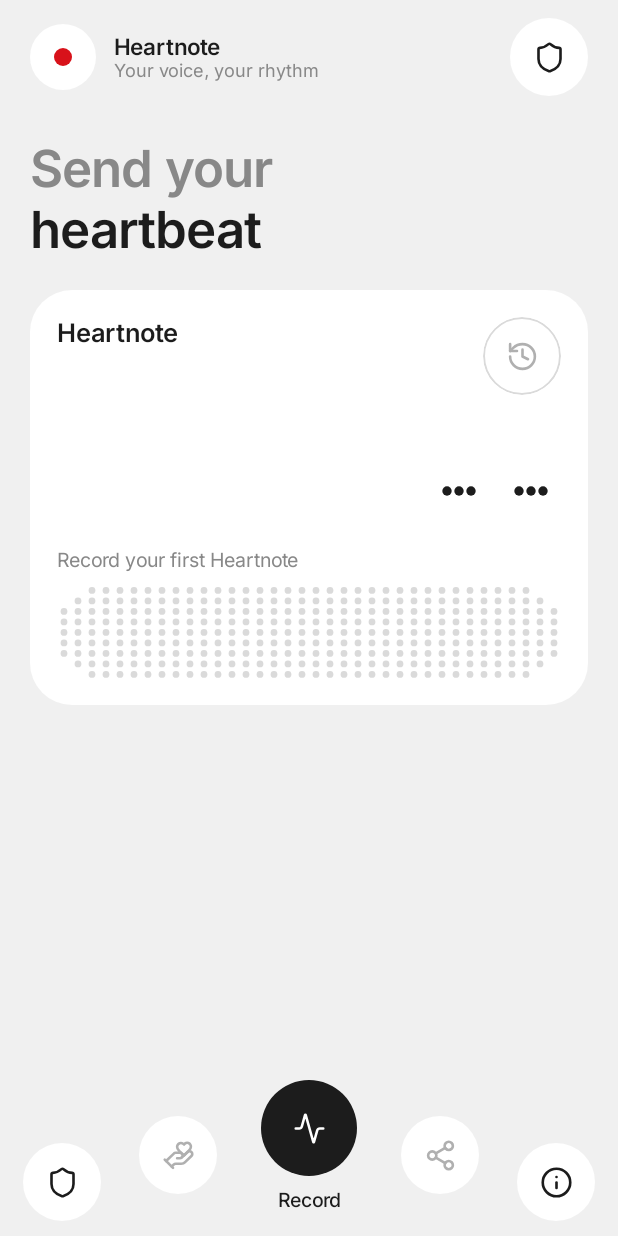
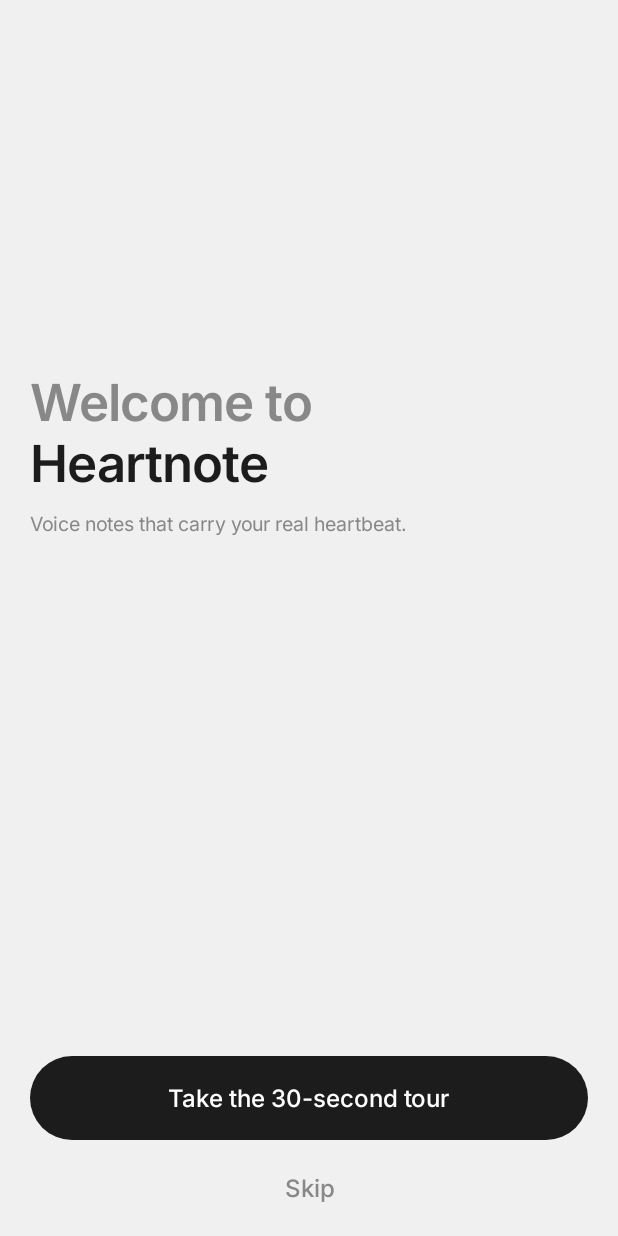
Before and after one commit to Dronzer2code/HeartNote, an Android app built with Jetpack Compose: the screen it shows after launch (MainActivity), after a tap on "I understand", on a phone screen of 412 x 824 dp. Run offline under Robolectric (Android 15) with nearby library versions, the phone set to English and light mode, and no system bars; libraries missing offline, so code that uses them is left out: com.presagetech.smartspectra; 5 statements that could not run were skipped.

Commit message:
Onboarding: WelcomeChoice, skippable tour, sample beat; stop auto-finishing notes
Removes the Library's unfinished-note recovery, which added notes without
asking. Adds WelcomeChoice and a 3-page tour with generated 70 BPM data,
Feel a sample beat (in-memory synth + haptics) and Replay tour.

Co-Authored-By: Claude Opus 5.5 <noreply@anthropic.com>

```diff
--- a/app/src/main/java/com/heartnote/app/data/Heartnote.kt
+++ b/app/src/main/java/com/heartnote/app/data/Heartnote.kt
@@ -26,7 +26,9 @@ data class SignalsFile(
     val breathing: List<CurvePoint> = emptyList(),
     val pulseRate: List<PulsePoint> = emptyList(),
     val smiles: List<SmileSegment> = emptyList(),
-    val raw: RawSignals,
+    val raw: RawSignals = RawSignals(),
+    /** Received notes only: display columns from the shared payload (no raw trace). */
+    val dotColumns: List<Float> = emptyList(),
 )
 
 @Serializable
--- a/app/src/main/java/com/heartnote/app/data/NoteRepository.kt
+++ b/app/src/main/java/com/heartnote/app/data/NoteRepository.kt
@@ -46,20 +46,6 @@ class NoteRepository(filesDir: File) {
             .mapNotNull { readMeta(it.name) }
             .sortedByDescending { it.createdAt }
 
-    /**
-     * Notes whose processing never finished (app killed during Processing, or
-     * the Failed screen was left): raw files are kept for retry (PROCESS_FLOW).
-     */
-    fun unfinished(): List<String> =
-        (notesRoot.listFiles() ?: emptyArray())
-            .filter {
-                it.isDirectory &&
-                    File(it, "voice.wav").exists() &&
-                    File(it, "signals.json").exists() &&
-                    !File(it, "heartnote.m4a").exists()
-            }
-            .map { it.name }
-
     fun rename(id: String, title: String): NoteMeta? {
         val meta = readMeta(id) ?: return null
         val renamed = meta.copy(title = title.trim().ifEmpty { meta.title })
--- a/app/src/main/java/com/heartnote/app/ui/library/LibraryViewModel.kt
+++ b/app/src/main/java/com/heartnote/app/ui/library/LibraryViewModel.kt
@@ -1,14 +1,10 @@
 package com.heartnote.app.ui.library
 
 import android.app.Application
-import android.util.Log
 import androidx.lifecycle.AndroidViewModel
-import com.heartnote.app.R
-import com.heartnote.app.data.NoteProcessor
 import androidx.lifecycle.viewModelScope
 import com.heartnote.app.data.NoteMeta
 import com.heartnote.app.data.NoteRepository
-import com.heartnote.app.signal.TimedValue
 import com.heartnote.app.ui.playback.DotChartData
 import java.io.File
 import kotlinx.coroutines.Dispatchers
@@ -27,7 +23,10 @@ data class LibraryUiState(
     val older: List<NoteMeta> get() = notes.drop(1)
 }
 
-/** F10: lists finished notes; the latest note's signal track feeds its dot chart. */
+/**
+ * F10: lists finished notes. Notes only ever appear because the user recorded
+ * or imported them (ONBOARDING.md R-O1: nothing is added without asking).
+ */
 class LibraryViewModel(application: Application) : AndroidViewModel(application) {
     private val repository = NoteRepository(application.filesDir)
     private val _uiState = MutableStateFlow(LibraryUiState())
@@ -37,13 +36,9 @@ class LibraryViewModel(application: Application) : AndroidViewModel(application)
     fun refresh() {
         viewModelScope.launch {
             val state = withContext(Dispatchers.IO) {
-                finishUnfinishedNotes()
                 val notes = repository.list()
                 val columns = notes.firstOrNull()?.let { latest ->
-                    runCatching {
-                        val signals = repository.readSignals(latest.id)
-                        DotChartData.library(signals.raw.bpTrace.map { TimedValue(it.tMs, it.v) }, signals.durationMs)
-                    }.getOrNull()
+                    runCatching { DotChartData.library(repository.readSignals(latest.id)) }.getOrNull()
                 }
                 LibraryUiState(loading = false, notes = notes, latestColumns = columns)
             }
@@ -52,26 +47,4 @@ class LibraryViewModel(application: Application) : AndroidViewModel(application)
     }
 
     fun audioFile(id: String): File = repository.audioFile(id)
-
-    /**
-     * Completes notes left with raw files only. The Library is never started
-     * while RecordScreen is processing, so this cannot race the live pipeline.
-     * One attempt per note per process, so a failing note cannot loop.
-     */
-    private suspend fun finishUnfinishedNotes() {
-        val processor = NoteProcessor(repository)
-        val title = getApplication<Application>().getString(R.string.default_note_title)
-        for (id in repository.unfinished()) {
-            if (!attempted.add(id)) continue
-            runCatching {
-                val createdAt = repository.readSignals(id).audioStartEpochMs
-                if (repository.readMeta(id) == null) processor.process(id, title, createdAt) else processor.render(id)
-            }.onFailure { Log.w(TAG, "could not finish note $id", it) }
-        }
-    }
-
-    companion object {
-        private const val TAG = "Heartnote"
-        private val attempted = java.util.Collections.synchronizedSet(HashSet<String>())
-    }
 }
--- a/app/src/main/java/com/heartnote/app/ui/nav/HeartnoteNavGraph.kt
+++ b/app/src/main/java/com/heartnote/app/ui/nav/HeartnoteNavGraph.kt
@@ -28,12 +28,17 @@ import com.heartnote.app.ui.onboarding.AboutSheet
 import com.heartnote.app.ui.onboarding.ConsentScreen
 import com.heartnote.app.ui.onboarding.ConsentStore
 import com.heartnote.app.ui.onboarding.PrivacySheet
+import com.heartnote.app.ui.onboarding.TourScreen
+import com.heartnote.app.ui.onboarding.WelcomeChoiceScreen
 import com.heartnote.app.ui.playback.PlaybackScreen
 import com.heartnote.app.ui.playback.PlaybackViewModel
 import com.heartnote.app.ui.record.RecordScreen
 
 object Routes {
     const val CONSENT = "consent"
+    const val WELCOME = "welcome"
+    const val TOUR = "tour?replay={replay}"
+    fun tour(replay: Boolean) = "tour?replay=$replay"
     const val LIBRARY = "library"
     const val RECORD = "record"
     const val PLAYBACK = "playback/{${PlaybackViewModel.NOTE_ID_ARG}}"
@@ -64,7 +69,17 @@ private val popExit: AnimatedContentTransitionScope<NavBackStackEntry>.() -> Exi
 fun HeartnoteNavGraph() {
     val nav = rememberNavController()
     val context = LocalContext.current
-    val start = remember { if (ConsentStore.isAccepted(context)) Routes.LIBRARY else Routes.CONSENT }
+    val start = remember {
+        when {
+            !ConsentStore.isAccepted(context) -> Routes.CONSENT
+            !ConsentStore.isTourCompleted(context) -> Routes.WELCOME
+            else -> Routes.LIBRARY
+        }
+    }
+    val toLibrary: () -> Unit = {
+        ConsentStore.completeTour(context)
+        nav.navigate(Routes.LIBRARY) { popUpTo(nav.graph.id) { inclusive = true } }
+    }
     var showPrivacy by rememberSaveable { mutableStateOf(false) }
     var showAbout by rememberSaveable { mutableStateOf(false) }
     val noteArg = listOf(navArgument(PlaybackViewModel.NOTE_ID_ARG) { type = NavType.StringType })
@@ -79,8 +94,19 @@ fun HeartnoteNavGraph() {
     ) {
         composable(Routes.CONSENT) {
             ConsentScreen(onAccepted = {
-                nav.navigate(Routes.LIBRARY) { popUpTo(Routes.CONSENT) { inclusive = true } }
+                val next = if (ConsentStore.isTourCompleted(context)) Routes.LIBRARY else Routes.WELCOME
+                nav.navigate(next) { popUpTo(Routes.CONSENT) { inclusive = true } }
             })
+        }
+        composable(Routes.WELCOME) {
+            WelcomeChoiceScreen(onTour = { nav.navigate(Routes.tour(replay = false)) }, onSkip = toLibrary)
+        }
+        composable(
+            Routes.TOUR,
+            arguments = listOf(navArgument("replay") { type = NavType.BoolType; defaultValue = false }),
+        ) { entry ->
+            val replay = entry.arguments?.getBoolean("replay") == true
+            TourScreen(onFinish = { if (replay) nav.popBackStack() else toLibrary() })
         }
         composable(Routes.LIBRARY) {
             LibraryScreen(
@@ -110,5 +136,13 @@ fun HeartnoteNavGraph() {
     }
 
     if (showPrivacy) PrivacySheet(onDismiss = { showPrivacy = false })
-    if (showAbout) AboutSheet(onDismiss = { showAbout = false })
+    if (showAbout) {
+        AboutSheet(
+            onDismiss = { showAbout = false },
+            onReplayTour = {
+                showAbout = false
+                nav.navigate(Routes.tour(replay = true))
+            },
+        )
+    }
 }
--- a/app/src/main/java/com/heartnote/app/ui/onboarding/ConsentScreen.kt
+++ b/app/src/main/java/com/heartnote/app/ui/onboarding/ConsentScreen.kt
@@ -46,16 +46,28 @@ import com.heartnote.app.ui.theme.HnColors
 import com.heartnote.app.ui.theme.HnDims
 import com.heartnote.app.ui.theme.HnType
 
-/** F1 consent flag; the camera/mic permission request happens only after it is set. */
+/**
+ * F1 consent flag (the camera/mic request happens only after it is set) and
+ * ONBOARDING.md R-O8 `tourCompleted` (completed or skipped). SharedPreferences:
+ * DataStore is not in the project.
+ */
 object ConsentStore {
     private const val PREFS = "heartnote"
     private const val KEY = "consent_accepted_v1"
+    private const val TOUR_KEY = "tour_completed_v1"
 
-    fun isAccepted(context: Context): Boolean =
-        context.getSharedPreferences(PREFS, Context.MODE_PRIVATE).getBoolean(KEY, false)
+    private fun prefs(context: Context) = context.getSharedPreferences(PREFS, Context.MODE_PRIVATE)
+
+    fun isAccepted(context: Context): Boolean = prefs(context).getBoolean(KEY, false)
 
     fun accept(context: Context) {
-        context.getSharedPreferences(PREFS, Context.MODE_PRIVATE).edit().putBoolean(KEY, true).apply()
+        prefs(context).edit().putBoolean(KEY, true).apply()
+    }
+
+    fun isTourCompleted(context: Context): Boolean = prefs(context).getBoolean(TOUR_KEY, false)
+
+    fun completeTour(context: Context) {
+        prefs(context).edit().putBoolean(TOUR_KEY, true).apply()
     }
 }
 
--- /dev/null
+++ b/app/src/main/java/com/heartnote/app/ui/onboarding/WelcomeChoiceScreen.kt
@@ -0,0 +1,79 @@
+package com.heartnote.app.ui.onboarding
+
+import androidx.compose.foundation.background
+import androidx.compose.foundation.layout.Column
+import androidx.compose.foundation.layout.Spacer
+import androidx.compose.foundation.layout.fillMaxSize
+import androidx.compose.foundation.layout.fillMaxWidth
+import androidx.compose.foundation.layout.height
+import androidx.compose.foundation.layout.heightIn
+import androidx.compose.foundation.layout.padding
+import androidx.compose.foundation.layout.safeDrawingPadding
+import androidx.compose.material3.Button
+import androidx.compose.material3.ButtonDefaults
+import androidx.compose.material3.Text
+import androidx.compose.material3.TextButton
+import androidx.compose.runtime.Composable
+import androidx.compose.ui.Alignment
+import androidx.compose.ui.Modifier
+import androidx.compose.ui.res.stringResource
+import androidx.compose.ui.tooling.preview.Preview
+import androidx.compose.ui.unit.dp
+import com.heartnote.app.R
+import com.heartnote.app.ui.components.TwoToneHeading
+import com.heartnote.app.ui.theme.HnColors
+import com.heartnote.app.ui.theme.HnDims
+import com.heartnote.app.ui.theme.HnType
+
+/** ONBOARDING.md § WelcomeChoice: shown once after Consent while the tour is not done. */
+@Composable
+fun WelcomeChoiceScreen(onTour: () -> Unit, onSkip: () -> Unit) {
+    Column(
+        Modifier
+            .fillMaxSize()
+            .background(HnColors.LightBg)
+            .safeDrawingPadding()
+            .padding(horizontal = HnDims.screenPadding),
+    ) {
+        Spacer(Modifier.weight(1f))
+        TwoToneHeading(stringResource(R.string.welcome_heading_grey), stringResource(R.string.welcome_heading_black))
+        Text(
+            stringResource(R.string.welcome_line),
+            style = HnType.bodySecondary,
+            color = HnColors.InkGrey,
+            modifier = Modifier.padding(top = 12.dp),
+        )
+        Spacer(Modifier.weight(1.4f))
+        PrimaryPill(stringResource(R.string.welcome_tour), onTour)
+        TextButton(
+            onClick = onSkip,
+            modifier = Modifier
+                .align(Alignment.CenterHorizontally)
+                .padding(vertical = 8.dp)
+                .heightIn(min = HnDims.minTouch),
+        ) {
+            Text(stringResource(R.string.action_skip), style = HnType.bodyPrimary, color = HnColors.InkGrey)
+        }
+    }
+}
+
+/** Full-width 56 dp black pill (DESIGN.md primary button). */
+@Composable
+internal fun PrimaryPill(text: String, onClick: () -> Unit, modifier: Modifier = Modifier) {
+    Button(
+        onClick = onClick,
+        shape = HnDims.pill,
+        colors = ButtonDefaults.buttonColors(containerColor = HnColors.InkBlack, contentColor = HnColors.CardWhite),
+        modifier = modifier
+            .fillMaxWidth()
+            .height(56.dp),
+    ) {
+        Text(text, style = HnType.bodyPrimary)
+    }
+}
+
+@Preview(name = "WelcomeChoice", widthDp = 393, heightDp = 852)
+@Composable
+private fun WelcomeChoicePreview() {
+    WelcomeChoiceScreen(onTour = {}, onSkip = {})
+}
```
Also changed, not shown: app/src/main/java/com/heartnote/app/haptics/HeartbeatHaptics.kt (+7 -1 lines), app/src/main/java/com/heartnote/app/ui/onboarding/GeneratedBeats.kt (added, +128 -0 lines), app/src/main/java/com/heartnote/app/ui/onboarding/InfoSheets.kt (+6 -1 lines), app/src/main/java/com/heartnote/app/ui/onboarding/TourScreen.kt (added, +266 -0 lines), app/src/main/java/com/heartnote/app/ui/playback/DotChartData.kt (+34 -0 lines), app/src/main/res/values/strings.xml (+23 -0 lines), 4 other files.
